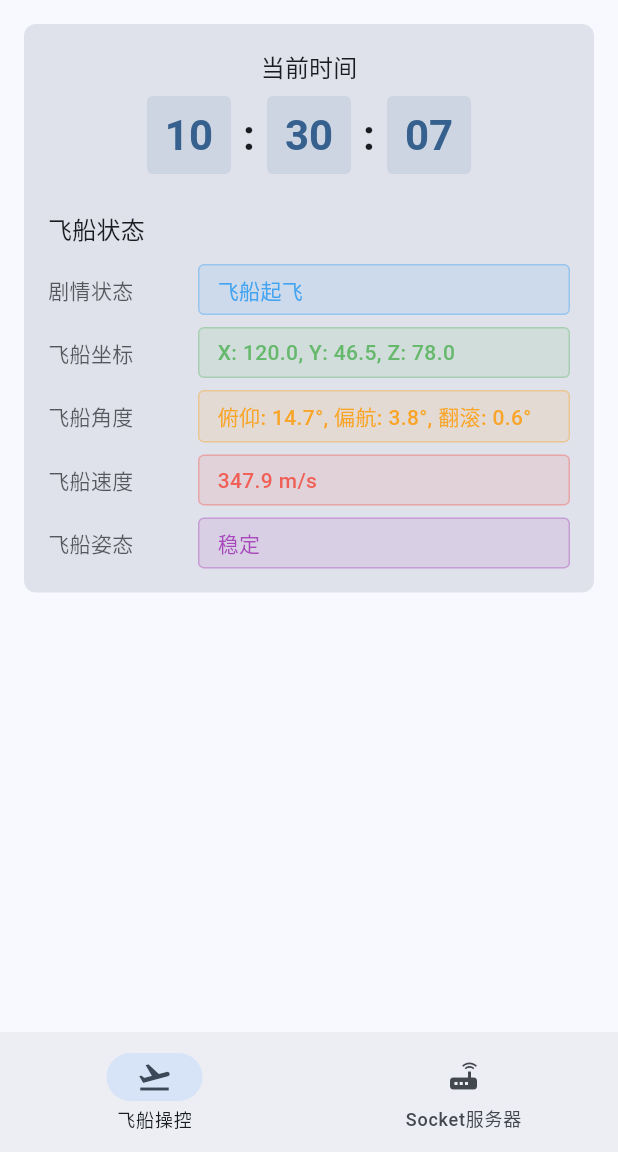
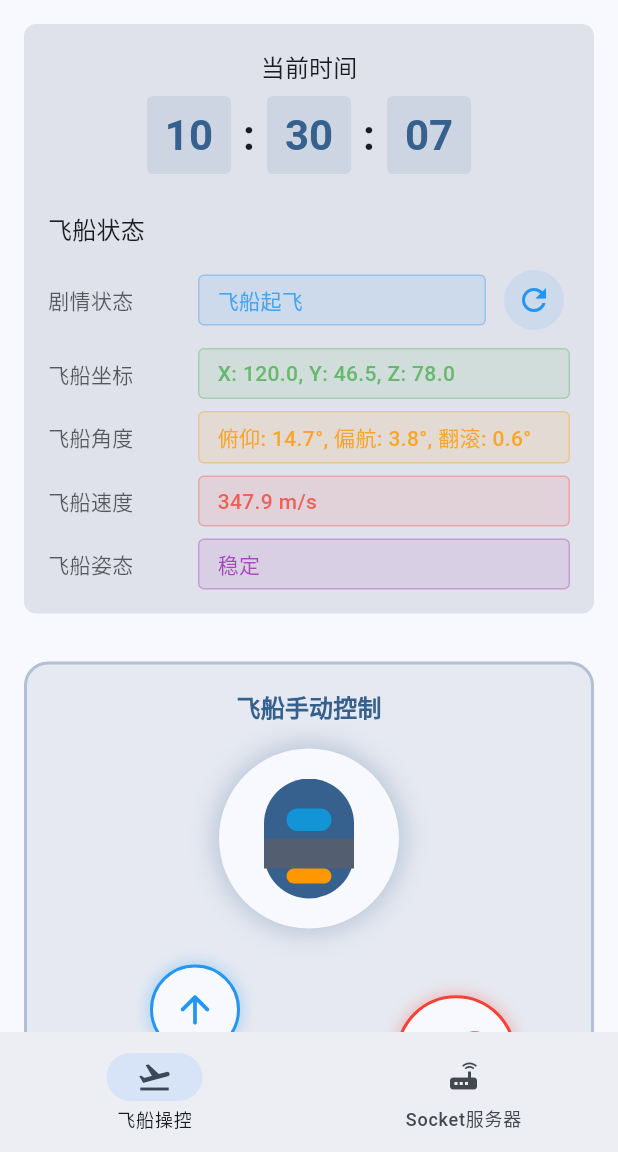
Before and after one commit to yugaoxiang123/QingFengLing_ChuangZhang, a Flutter app: the screen it shows after launch, on a phone screen of 412 x 824 dp, the part 84-1236 px from its top. Run offline on Flutter 3.47's test engine with Material 3 defaults, Android fonts, the phone set to English and light mode, and no system bars.

Commit message:
飞船控制

```diff
--- a/lib/main.dart
+++ b/lib/main.dart
@@ -2,6 +2,7 @@
 import 'ui/socket_server_page.dart';
 import 'ui/control_panel.dart';
 import 'services/socket_service.dart'; // 导入SocketService
+import 'ui/ship_manual_control.dart'; // 导入飞船手动控制组件
 
 void main() {
   // 确保Flutter框架初始化完成
@@ -54,11 +55,15 @@
         index: _selectedIndex,
         children: [
           // 飞船状态页面
-          Column(
-            children: [
-              // 顶部控制面板
-              const ControlPanel(),
-            ],
+          SingleChildScrollView(
+            child: Column(
+              children: [
+                // 顶部控制面板
+                const ControlPanel(),
+                // 飞船手动控制面板
+                const ShipManualControl(),
+              ],
+            ),
           ),
           // 服务器页面
           const SocketServerPage(),
--- a/lib/ui/control_panel.dart
+++ b/lib/ui/control_panel.dart
@@ -59,6 +59,17 @@ class _ControlPanelState extends State<ControlPanel> {
     _shipSpeed = _shipSpeed.clamp(340.0, 350.0);
   }
 
+  // 重置剧情状态
+  void _resetShipStatus() {
+    setState(() {
+      _shipStatus = "飞船起飞";
+      _shipCoordinates = {'x': 120.5, 'y': 45.8, 'z': 78.2};
+      _shipAngles = {'pitch': 15.2, 'yaw': 3.7, 'roll': 0.5};
+      _shipSpeed = 345.8;
+      _shipAttitude = "稳定";
+    });
+  }
+
   @override
   void dispose() {
     _timer.cancel();
@@ -109,7 +120,21 @@ class _ControlPanelState extends State<ControlPanel> {
           const SizedBox(height: 12),
 
           // 剧情状态
-          _buildInfoRow(context, '剧情状态', _shipStatus, Colors.blue),
+          _buildInfoRow(
+            context,
+            '剧情状态',
+            _shipStatus,
+            Colors.blue,
+            button: IconButton(
+              onPressed: _resetShipStatus,
+              icon: const Icon(Icons.refresh),
+              tooltip: '重置剧情',
+              style: IconButton.styleFrom(
+                backgroundColor: Colors.blue.withOpacity(0.1),
+                foregroundColor: Colors.blue,
+              ),
+            ),
+          ),
           const SizedBox(height: 8),
 
           // 飞船坐标
@@ -180,8 +205,9 @@ class _ControlPanelState extends State<ControlPanel> {
     BuildContext context,
     String label,
     String value,
-    Color color,
-  ) {
+    Color color, {
+    Widget? button,
+  }) {
     return Row(
       children: [
         SizedBox(
@@ -211,6 +237,8 @@ class _ControlPanelState extends State<ControlPanel> {
             ),
           ),
         ),
+        if (button != null) const SizedBox(width: 8),
+        if (button != null) button,
       ],
     );
   }
--- /dev/null
+++ b/lib/ui/ship_manual_control.dart
@@ -0,0 +1,562 @@
+import 'package:flutter/material.dart';
+import '../services/socket_service.dart';
+import 'dart:async';
+import 'dart:math' as math;
+import 'dart:ui';
+
+class ShipManualControl extends StatefulWidget {
+  const ShipManualControl({super.key});
+
+  @override
+  State<ShipManualControl> createState() => _ShipManualControlState();
+}
+
+class _ShipManualControlState extends State<ShipManualControl>
+    with SingleTickerProviderStateMixin {
+  // 控制按钮按下状态
+  bool _forwardPressed = false;
+  bool _backwardPressed = false;
+  bool _leftPressed = false;
+  bool _rightPressed = false;
+  bool _thrustPressed = false;
+
+  // 跃迁充能状态
+  double _jumpChargeLevel = 0;
+  bool _isJumpCharging = false;
+  Timer? _jumpChargeTimer;
+
+  // 飞船动画控制器
+  late AnimationController _shipAnimController;
+  double _shipRotation = 0;
+  double _shipScale = 1.0;
+  double _engineGlowOpacity = 0.0;
+
+  @override
+  void initState() {
+    super.initState();
+    // 初始化动画控制器
+    _shipAnimController = AnimationController(
+      vsync: this,
+      duration: const Duration(milliseconds: 200),
+    );
+
+    _shipAnimController.addListener(() {
+      setState(() {
+        // 当推进按下时，增加引擎发光效果
+        if (_thrustPressed) {
+          _engineGlowOpacity = (0.8 + (_shipAnimController.value * 0.2)).clamp(
+            0.0,
+            1.0,
+          );
+          _shipScale = 1.0 + (_shipAnimController.value * 0.05);
+        }
+
+        // 当左转或右转按下时，旋转飞船
+        if (_leftPressed) {
+          _shipRotation = -0.2 * _shipAnimController.value;
+        } else if (_rightPressed) {
+          _shipRotation = 0.2 * _shipAnimController.value;
+        } else {
+          _shipRotation = _shipRotation * (1 - _shipAnimController.value);
+        }
+      });
+    });
+  }
+
+  @override
+  void dispose() {
+    _jumpChargeTimer?.cancel();
+    _shipAnimController.dispose();
+    super.dispose();
+  }
+
+  // 发送控制命令到服务器
+  void _sendCommand(String command) {
+    // 遍历所有连接的客户端
+    for (var client in socketService.clientConnections) {
+      socketService.sendTestMessage(client.connection, command);
+    }
+  }
+
+  // 开始按下控制按钮
+  void _startCommand(String command) {
+    _sendCommand('START_$command');
+    _shipAnimController.forward(from: 0.0);
+  }
+
+  // 结束按下控制按钮
+  void _endCommand(String command) {
+    _sendCommand('END_$command');
+
+    // 如果所有方向键都释放了，重置动画
+    if (!_forwardPressed &&
+        !_backwardPressed &&
+        !_leftPressed &&
+        !_rightPressed &&
+        !_thrustPressed) {
+      setState(() {
+        _engineGlowOpacity = 0.0;
+        _shipScale = 1.0;
+      });
+    }
+  }
+
+  // 开始充能跃迁
+  void _startJumpCharge() {
+    if (_isJumpCharging) return;
+
+    setState(() {
+      _isJumpCharging = true;
+      _jumpChargeLevel = 0;
+    });
+
+    _jumpChargeTimer = Timer.periodic(const Duration(milliseconds: 100), (
+      timer,
+    ) {
+      setState(() {
+        if (_jumpChargeLevel < 1.0) {
+          _jumpChargeLevel = (_jumpChargeLevel + 0.02).clamp(0.0, 1.0);
+        } else {
+          _jumpChargeLevel = 1.0;
+          _jumpChargeTimer?.cancel();
+        }
+      });
+    });
+
+    _sendCommand('START_JUMP_CHARGE');
+  }
+
+  // 执行跃迁
+  void _executeJump() {
+    if (!_isJumpCharging) return;
+
+    _jumpChargeTimer?.cancel();
+    setState(() {
+      _isJumpCharging = false;
+    });
+
+    // 根据充能程度发送不同的跃迁命令
+    if (_jumpChargeLevel >= 0.95) {
+      _sendCommand('EXECUTE_JUMP_FULL');
+    } else if (_jumpChargeLevel >= 0.5) {
+      _sendCommand('EXECUTE_JUMP_MEDIUM');
+    } else {
+      _sendCommand('EXECUTE_JUMP_SHORT');
+    }
+
+    // 重置充能
+    setState(() {
+      _jumpChargeLevel = 0;
+    });
+  }
+
+  // 取消跃迁
+  void _cancelJump() {
+    _jumpChargeTimer?.cancel();
+    setState(() {
+      _isJumpCharging = false;
+      _jumpChargeLevel = 0;
+    });
+    _sendCommand('CANCEL_JUMP');
+  }
+
+  @override
+  Widget build(BuildContext context) {
+    return Container(
+      padding: const EdgeInsets.all(16.0),
+      decoration: BoxDecoration(
+        color: Theme.of(
+          context,
+        ).colorScheme.surfaceVariant.withAlpha((0.7 * 255).round()),
+        borderRadius: BorderRadius.circular(16.0),
+        border: Border.all(
+          color: Theme.of(
+            context,
+          ).colorScheme.primary.withAlpha((0.3 * 255).round()),
+          width: 2,
+        ),
+      ),
+      margin: const EdgeInsets.all(16.0),
+      child: Column(
+        crossAxisAlignment: CrossAxisAlignment.center,
+        children: [
+          // 标题
+          Text(
+            '飞船手动控制',
+            style: Theme.of(context).textTheme.titleMedium?.copyWith(
+              fontWeight: FontWeight.bold,
+              color: Theme.of(context).colorScheme.primary,
+            ),
+          ),
+          const SizedBox(height: 16),
+
+          // 飞船图标显示
+          _buildShipIcon(context),
+          const SizedBox(height: 24),
+
+          // 主控制区域
+          Row(
+            mainAxisAlignment: MainAxisAlignment.center,
+            children: [
+              // 左侧方向控制
+              Column(
+                children: [
+                  // 前进按钮
+                  _buildControlButton(
+                    icon: Icons.arrow_upward_rounded,
+                    label: '前进',
+                    isPressed: _forwardPressed,
+                    onPressed: () {
+                      setState(() => _forwardPressed = true);
+                      _startCommand('FORWARD');
+                    },
+                    onReleased: () {
+                      setState(() => _forwardPressed = false);
+                      _endCommand('FORWARD');
+                    },
+                    color: Colors.blue,
+                  ),
+                  const SizedBox(height: 8),
+
+                  // 左右控制按钮
+                  Row(
+                    children: [
+                      // 左转按钮
+                      _buildControlButton(
+                        icon: Icons.arrow_back_rounded,
+                        label: '左转',
+                        isPressed: _leftPressed,
+                        onPressed: () {
+                          setState(() => _leftPressed = true);
+                          _startCommand('LEFT');
+                        },
+                        onReleased: () {
+                          setState(() => _leftPressed = false);
+                          _endCommand('LEFT');
+                        },
+                        color: Colors.green,
+                      ),
+                      const SizedBox(width: 44),
+
+                      // 右转按钮
+                      _buildControlButton(
+                        icon: Icons.arrow_forward_rounded,
+                        label: '右转',
+                        isPressed: _rightPressed,
+                        onPressed: () {
+                          setState(() => _rightPressed = true);
+                          _startCommand('RIGHT');
+                        },
+                        onReleased: () {
+                          setState(() => _rightPressed = false);
+                          _endCommand('RIGHT');
+                        },
+                        color: Colors.green,
+                      ),
+                    ],
+                  ),
+                  const SizedBox(height: 8),
+
+                  // 后退按钮
+                  _buildControlButton(
+                    icon: Icons.arrow_downward_rounded,
+                    label: '减速',
+                    isPressed: _backwardPressed,
+                    onPressed: () {
+                      setState(() => _backwardPressed = true);
+                      _startCommand('BACKWARD');
+                    },
+                    onReleased: () {
+                      setState(() => _backwardPressed = false);
+                      _endCommand('BACKWARD');
+                    },
+                    color: Colors.orange,
+                  ),
+                ],
+              ),
+
+              const SizedBox(width: 32),
+
+              // 右侧推进和跃迁控制
+              Column(
+                children: [
+                  // 推进按钮
+                  _buildControlButton(
+                    icon: Icons.rocket_launch,
+                    label: '推进',
+                    isPressed: _thrustPressed,
+                    onPressed: () {
+                      setState(() => _thrustPressed = true);
+                      _startCommand('THRUST');
+                    },
+                    onReleased: () {
+                      setState(() => _thrustPressed = false);
+                      _endCommand('THRUST');
+                    },
+                    color: Colors.red,
+                    size: 80,
+                  ),
+                  const SizedBox(height: 16),
+
+                  // 跃迁控制
+                  _buildJumpControl(context),
+                ],
+              ),
+            ],
+          ),
+        ],
+      ),
+    );
+  }
+
+  // 构建飞船图标
+  Widget _buildShipIcon(BuildContext context) {
+    return Container(
+      width: 120,
+      height: 120,
+      decoration: BoxDecoration(
+        color: Theme.of(context).colorScheme.surface,
+        shape: BoxShape.circle,
+        boxShadow: [
+          BoxShadow(
+            color: Theme.of(
+              context,
+            ).colorScheme.primary.withAlpha((0.3 * 255).round()),
+            blurRadius: 15,
+            spreadRadius: 2,
+          ),
+        ],
+      ),
+      child: Center(
+        child: Transform.rotate(
+          angle: _shipRotation,
+          child: Transform.scale(
+            scale: _shipScale,
+            child: Stack(
+              alignment: Alignment.center,
+              children: [
+                // 飞船主体
+                Container(
+                  width: 60,
+                  height: 80,
+                  decoration: BoxDecoration(
+                    color: Theme.of(context).colorScheme.primary,
+                    borderRadius: BorderRadius.circular(30),
+                  ),
+                ),
+                // 飞船机翼
+                Positioned(
+                  top: 40,
+                  child: Container(
+                    width: 100,
+                    height: 20,
+                    decoration: BoxDecoration(
+                      color: Theme.of(context).colorScheme.secondary,
+                      borderRadius: BorderRadius.circular(10),
+                    ),
+                  ),
+                ),
+                // 飞船引擎
+                Positioned(
+                  bottom: 10,
+                  child: Stack(
+                    alignment: Alignment.center,
+                    children: [
+                      // 引擎发光效果
+                      if (_engineGlowOpacity > 0)
+                        Container(
+                          width: 40,
+                          height: 20,
+                          decoration: BoxDecoration(
+                            color: Colors.orange.withAlpha(
+                              (_engineGlowOpacity.clamp(0.0, 1.0) * 255)
+                                  .round(),
+                            ),
+                            borderRadius: BorderRadius.circular(10),
+                            boxShadow: [
+                              BoxShadow(
+                                color: Colors.orange.withAlpha(
+                                  ((_engineGlowOpacity * 0.8).clamp(0.0, 1.0) *
+                                          255)
+                                      .round(),
+                                ),
+                                blurRadius: 15,
+                                spreadRadius: 2,
+                              ),
+                            ],
+                          ),
+                        ),
+                      // 引擎主体
+                      Container(
+                        width: 30,
+                        height: 10,
+                        decoration: BoxDecoration(
+                          color: Colors.orange,
+                          borderRadius: BorderRadius.circular(5),
+                        ),
+                      ),
+                    ],
+                  ),
+                ),
+                // 飞船窗口
+                Positioned(
+                  top: 20,
+                  child: Container(
+                    width: 30,
+                    height: 15,
+                    decoration: BoxDecoration(
+                      color: Colors.lightBlue.withAlpha((0.7 * 255).round()),
+                      borderRadius: BorderRadius.circular(7.5),
+                    ),
+                  ),
+                ),
+                // 跃迁充能效果
+                if (_isJumpCharging)
+                  Container(
+                    width: 120,
+                    height: 120,
+                    decoration: BoxDecoration(
+                      shape: BoxShape.circle,
+                      border: Border.all(
+                        color: Colors.purple.withAlpha(
+                          (_jumpChargeLevel.clamp(0.0, 1.0) * 255).round(),
+                        ),
+                        width: 3,
+                      ),
+                    ),
+                  ),
+              ],
+            ),
+          ),
+        ),
+      ),
+    );
+  }
+
+  // 构建控制按钮
+  Widget _buildControlButton({
+    required IconData icon,
+    required String label,
+    required bool isPressed,
+    required VoidCallback onPressed,
+    required VoidCallback onReleased,
+    required Color color,
+    double size = 60,
+  }) {
+    return Column(
+      children: [
+        GestureDetector(
+          onTapDown: (_) => onPressed(),
+          onTapUp: (_) => onReleased(),
+          onTapCancel: () => onReleased(),
+          child: Container(
+            width: size,
+            height: size,
+            decoration: BoxDecoration(
+              color: isPressed
+                  ? color.withAlpha((0.8 * 255).round())
+                  : Theme.of(context).colorScheme.surface,
+              borderRadius: BorderRadius.circular(size / 2),
+              border: Border.all(color: color, width: 2),
+              boxShadow: isPressed
+                  ? []
+                  : [
+                      BoxShadow(
+                        color: color.withAlpha((0.3 * 255).round()),
+                        blurRadius: 8,
+                        spreadRadius: 1,
+                      ),
+                    ],
+            ),
+            child: Icon(
+              icon,
+              color: isPressed ? Colors.white : color,
+              size: size * 0.5,
+            ),
+          ),
+        ),
+        const SizedBox(height: 4),
+        Text(
+          label,
+          style: TextStyle(fontWeight: FontWeight.w500, color: color),
+        ),
+      ],
+    );
+  }
+
+  // 构建跃迁控制
+  Widget _buildJumpControl(BuildContext context) {
+    return Column(
+      children: [
+        // 跃迁充能指示器
+        Container(
+          width: 120,
+          height: 20,
+          decoration: BoxDecoration(
+            color: Colors.black26,
+            borderRadius: BorderRadius.circular(10),
+          ),
+          child: ClipRRect(
+            borderRadius: BorderRadius.circular(10),
+            child: LinearProgressIndicator(
+              value: _jumpChargeLevel,
+              backgroundColor: Colors.transparent,
+              valueColor: AlwaysStoppedAnimation<Color>(
+                _jumpChargeLevel < 0.5
+                    ? Colors.blue
+                    : _jumpChargeLevel < 0.8
+                    ? Colors.yellow
+                    : Colors.red,
+              ),
+            ),
+          ),
+        ),
+        const SizedBox(height: 12),
+
+        // 跃迁按钮
+        GestureDetector(
+          onLongPressStart: (_) => _startJumpCharge(),
+          onLongPressEnd: (_) => _executeJump(),
+          onTap: _isJumpCharging ? _cancelJump : null,
+          child: Container(
+            width: 120,
+            height: 50,
+            decoration: BoxDecoration(
+              color: _isJumpCharging
+                  ? Colors.purple.withAlpha((0.8 * 255).round())
+                  : Colors.purple.withAlpha((0.3 * 255).round()),
+              borderRadius: BorderRadius.circular(25),
+              border: Border.all(color: Colors.purple, width: 2),
+              boxShadow: _isJumpCharging
+                  ? [
+                      BoxShadow(
+                        color: Colors.purple.withAlpha((0.5 * 255).round()),
+                        blurRadius: 15,
+                        spreadRadius: 2,
+                      ),
+                    ]
+                  : [],
+            ),
+            child: Center(
+              child: Text(
+                _isJumpCharging ? '跃迁充能中...' : '长按开始跃迁',
+                style: TextStyle(
+                  color: _isJumpCharging ? Colors.white : Colors.purple,
+                  fontWeight: FontWeight.bold,
+                ),
+              ),
+            ),
+          ),
+        ),
+        const SizedBox(height: 8),
+        Text(
+          _isJumpCharging ? '松开执行跃迁' : '',
+          style: TextStyle(
+            fontSize: 12,
+            color: Colors.purple.withAlpha((0.8 * 255).round()),
+          ),
+        ),
+      ],
+    );
+  }
+}
```
